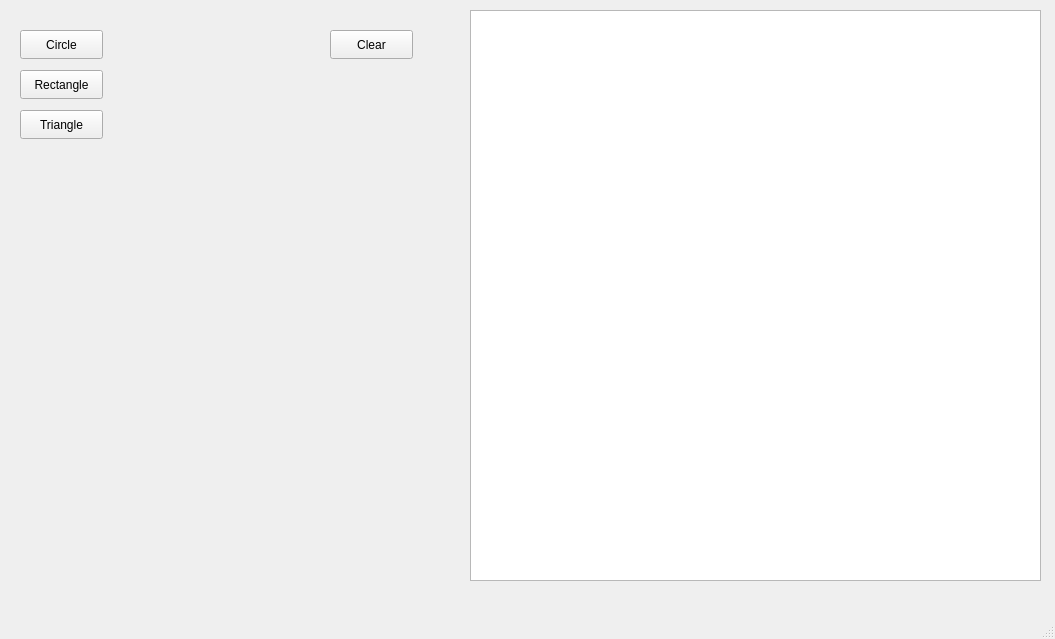
KapitoliyVZ/GeometricShapes, file mainwindow.ui: the form before one commit.
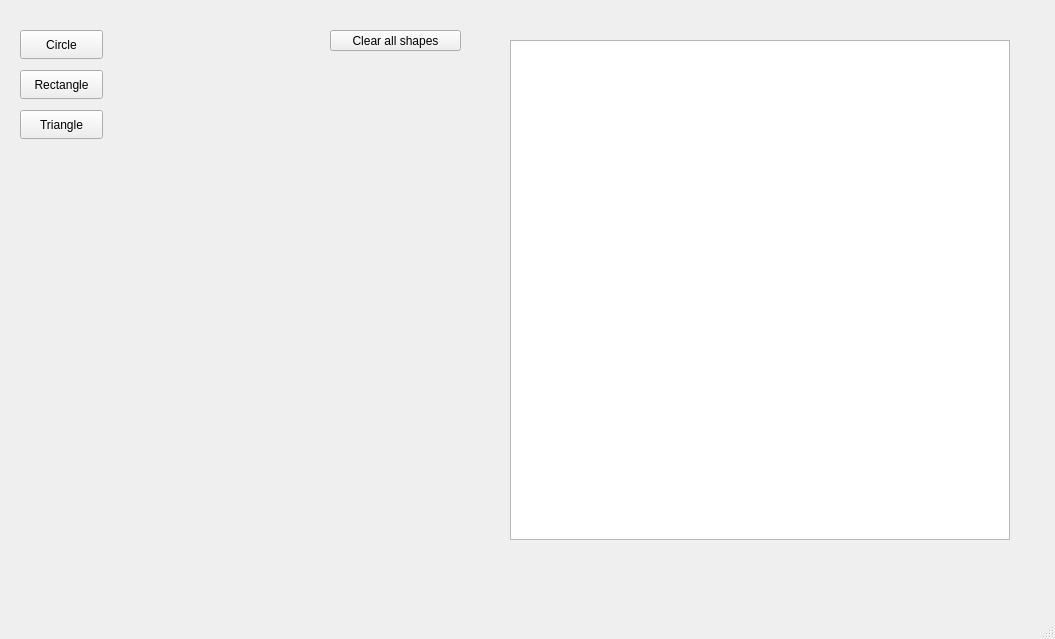
The form after the commit.

What changed in the file:
```diff
--- a/mainwindow.ui
+++ b/mainwindow.ui
@@ -58,23 +58,32 @@
      <rect>
       <x>330</x>
       <y>30</y>
-      <width>83</width>
-      <height>29</height>
+      <width>131</width>
+      <height>21</height>
      </rect>
     </property>
     <property name="text">
-     <string>Clear</string>
+     <string>Clear all shapes</string>
     </property>
    </widget>
    <widget class="QGraphicsView" name="graphicsView">
     <property name="geometry">
      <rect>
-      <x>470</x>
-      <y>10</y>
-      <width>571</width>
-      <height>571</height>
+      <x>510</x>
+      <y>40</y>
+      <width>500</width>
+      <height>500</height>
      </rect>
     </property>
+    <property name="verticalScrollBarPolicy">
+     <enum>Qt::ScrollBarPolicy::ScrollBarAsNeeded</enum>
+    </property>
+    <property name="horizontalScrollBarPolicy">
+     <enum>Qt::ScrollBarPolicy::ScrollBarAsNeeded</enum>
+    </property>
+    <property name="sizeAdjustPolicy">
+     <enum>QAbstractScrollArea::SizeAdjustPolicy::AdjustToContents</enum>
+    </property>
     <property name="interactive">
      <bool>false</bool>
     </property>
```
Left out of the diff: 9 changed lines with no effect on the pictures.
